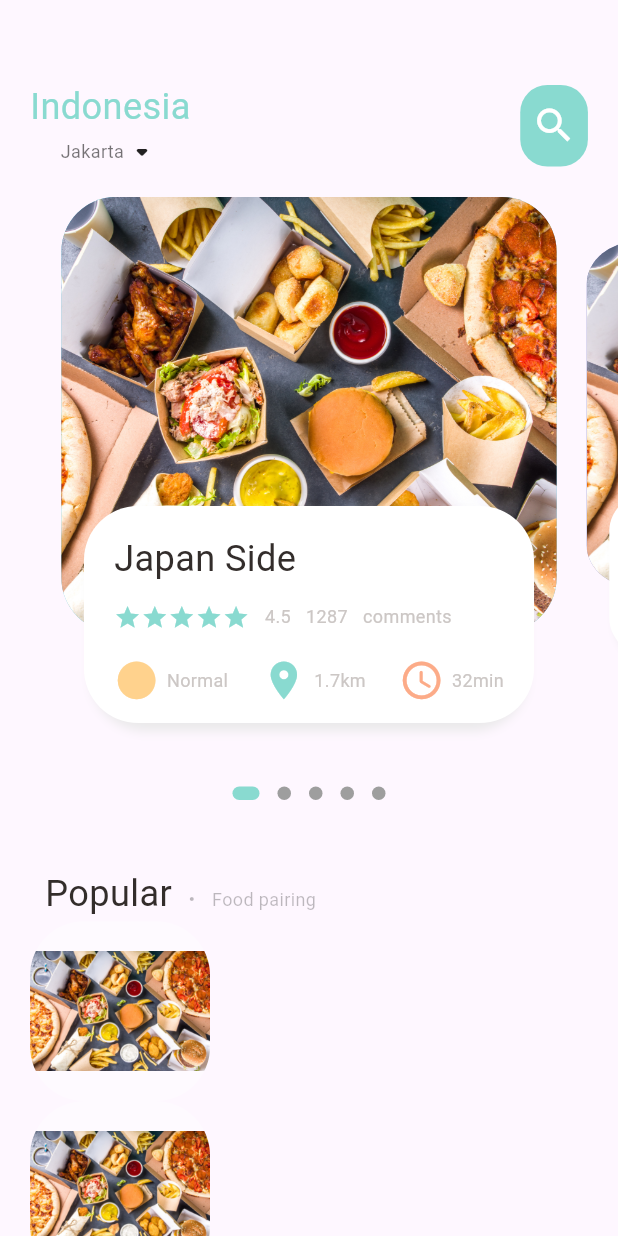
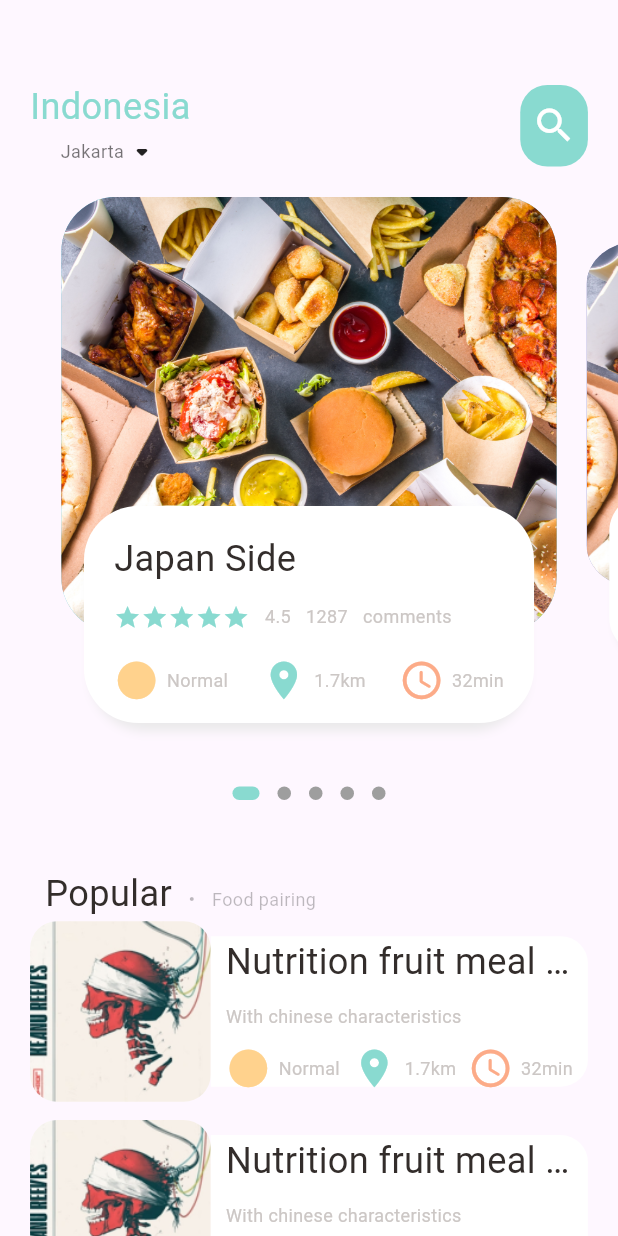
Before and after one commit to micodee/flutter_food_shop, a Flutter app: the screen it shows after launch, on a phone screen of 412 x 824 dp. Run offline on Flutter 3.47's test engine with Material 2 defaults, Android fonts, the phone set to English and light mode, and no system bars; drawn by our look-alikes of dots_indicator; our stand-ins replace get.

Commit message:
add text in list food

```diff
--- a/lib/home/food_page_body.dart
+++ b/lib/home/food_page_body.dart
@@ -64,52 +64,118 @@ class _FoodPageBodyState extends State<FoodPageBody> {
           ),
         ),
         // popular text
-        SizedBox(height: Dimensions.height_30,),
+        SizedBox(
+          height: Dimensions.height_30,
+        ),
         Container(
           margin: EdgeInsets.only(left: Dimensions.width_30),
           child: Row(
             crossAxisAlignment: CrossAxisAlignment.end,
             children: [
               BigText(text: "Popular"),
-              SizedBox(width: Dimensions.width_10,),
+              SizedBox(
+                width: Dimensions.width_10,
+              ),
               Container(
                 margin: EdgeInsets.only(bottom: Dimensions.height_3),
-                child: BigText(text: ".", color: Colors.black26,),
+                child: BigText(
+                  text: ".",
+                  color: Colors.black26,
                 ),
-              SizedBox(width: Dimensions.width_10,),
+              ),
+              SizedBox(
+                width: Dimensions.width_10,
+              ),
               Container(
                 margin: EdgeInsets.only(bottom: Dimensions.height_6),
-                child: SmallText(text: "Food pairing", color: Colors.black26,),
+                child: SmallText(
+                  text: "Food pairing",
+                  color: Colors.black26,
+                ),
               ),
             ],
           ),
         ),
         // list of food and images
-        Container(
-          height: 900,
-          child: ListView.builder(
-          physics: AlwaysScrollableScrollPhysics(),
+        ListView.builder(
+            // physics: AlwaysScrollableScrollPhysics(),
+            physics: NeverScrollableScrollPhysics(),
             shrinkWrap: true,
             itemCount: 10,
             itemBuilder: (context, index) {
               return Container(
-              margin: EdgeInsets.only(left: Dimensions.width_20, right: Dimensions.width_20),
+                margin: EdgeInsets.only(
+                    left: Dimensions.width_20,
+                    right: Dimensions.width_20,
+                    bottom: Dimensions.height10),
                 child: Row(
                   children: [
+                    // image section
                     Container(
-                    height: 120,
-                    width: 120,
+                      height: Dimensions.imgSize_120,
+                      width: Dimensions.imgSize_120,
                       decoration: BoxDecoration(
-                      borderRadius: BorderRadius.circular(Dimensions.radius30),
+                          borderRadius:
+                              BorderRadius.circular(Dimensions.radius15),
                           color: Colors.white38,
-                      image: DecorationImage(image: AssetImage("assets/image/food1.jpg"))
+                          image: DecorationImage(
+                              fit: BoxFit.cover,
+                              image: AssetImage("assets/image/music1.png"))),
+                    ),
+                    // text container
+                    Expanded(
+                      child: Container(
+                        height: Dimensions.textConSize_100,
+                        decoration: BoxDecoration(
+                          borderRadius: BorderRadius.only(
+                            topRight: Radius.circular(Dimensions.radius15),
+                            bottomRight: Radius.circular(Dimensions.radius15),
+                          ),
+                          color: Color.fromARGB(255, 255, 255, 255),
+                        ),
+                        child: Padding(
+                          padding: EdgeInsets.only(
+                              left: Dimensions.width_10,
+                              right: Dimensions.width_10),
+                          child: Column(
+                            crossAxisAlignment: CrossAxisAlignment.start,
+                            mainAxisAlignment: MainAxisAlignment.center,
+                            children: [
+                              BigText(text: "Nutrition fruit meal in China"),
+                              SizedBox(
+                                height: Dimensions.height10,
+                              ),
+                              SmallText(text: "With chinese characteristics"),
+                              SizedBox(
+                                height: Dimensions.height10,
+                              ),
+                              Row(
+                                mainAxisAlignment:
+                                    MainAxisAlignment.spaceBetween,
+                                children: [
+                                  IconAndTextWidget(
+                                      icon: Icons.circle_sharp,
+                                      text: "Normal",
+                                      iconColor: AppColors.iconColor1),
+                                  IconAndTextWidget(
+                                      icon: Icons.location_on,
+                                      text: "1.7km",
+                                      iconColor: AppColors.mainColor),
+                                  IconAndTextWidget(
+                                      icon: Icons.access_time_rounded,
+                                      text: "32min",
+                                      iconColor: AppColors.iconColor2),
+                                ],
+                              )
+                            ],
+                          ),
+                        ),
                       ),
                     )
                   ],
                 ),
               );
             }),
-        )
       ],
     );
   }
@@ -143,7 +209,8 @@ class _FoodPageBodyState extends State<FoodPageBody> {
       child: Stack(children: [
         Container(
           height: _height,
-          margin: EdgeInsets.only(left: Dimensions.width_10, right: Dimensions.width_10),
+          margin: EdgeInsets.only(
+              left: Dimensions.width_10, right: Dimensions.width_10),
           decoration: BoxDecoration(
               borderRadius: BorderRadius.circular(Dimensions.radius30),
               color: index.isEven ? Color(0xFF69c5df) : Color(0xFF9294cc),
@@ -155,7 +222,10 @@ class _FoodPageBodyState extends State<FoodPageBody> {
           alignment: Alignment.bottomCenter,
           child: Container(
             height: Dimensions.pageViewTextContainer_120,
-            margin: EdgeInsets.only(left: Dimensions.width_30, right: Dimensions.width_30, bottom: Dimensions.height_30),
+            margin: EdgeInsets.only(
+                left: Dimensions.width_30,
+                right: Dimensions.width_30,
+                bottom: Dimensions.height_30),
             decoration: BoxDecoration(
                 borderRadius: BorderRadius.circular(Dimensions.radius30),
                 color: Colors.white,
@@ -168,7 +238,10 @@ class _FoodPageBodyState extends State<FoodPageBody> {
                   BoxShadow(color: Colors.white, offset: Offset(5, 0)),
                 ]),
             child: Container(
-              padding: EdgeInsets.only(left: Dimensions.width_15, right: Dimensions.width_15, top: Dimensions.height15),
+              padding: EdgeInsets.only(
+                  left: Dimensions.width_15,
+                  right: Dimensions.width_15,
+                  top: Dimensions.height15),
               child: Column(
                 crossAxisAlignment: CrossAxisAlignment.start,
                 children: [
--- a/lib/utils/dimensions.dart
+++ b/lib/utils/dimensions.dart
@@ -33,4 +33,8 @@ class Dimensions {
 
   // dynamic icon
   static double iconSize_25 = screenHeight/27.32;
+
+  // list view size
+  static double imgSize_120 = screenWidth/3.42;
+  static double textConSize_100 = screenWidth/4.11;
 }
```
Also changed, not shown: assets/image/music1.png (added). Lines whose indentation alone changed are shown as unchanged.
